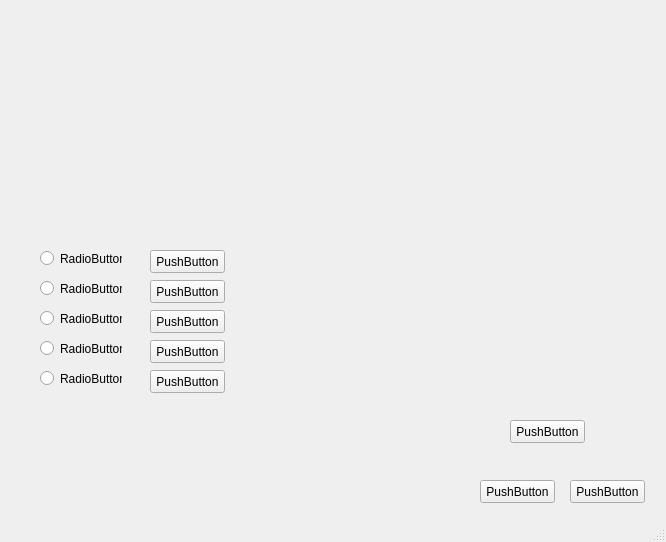
Before: the Qt Designer form src/templates/tela_avaliacao.ui in DanilloMLS/lepee, drawn with Qt 5.
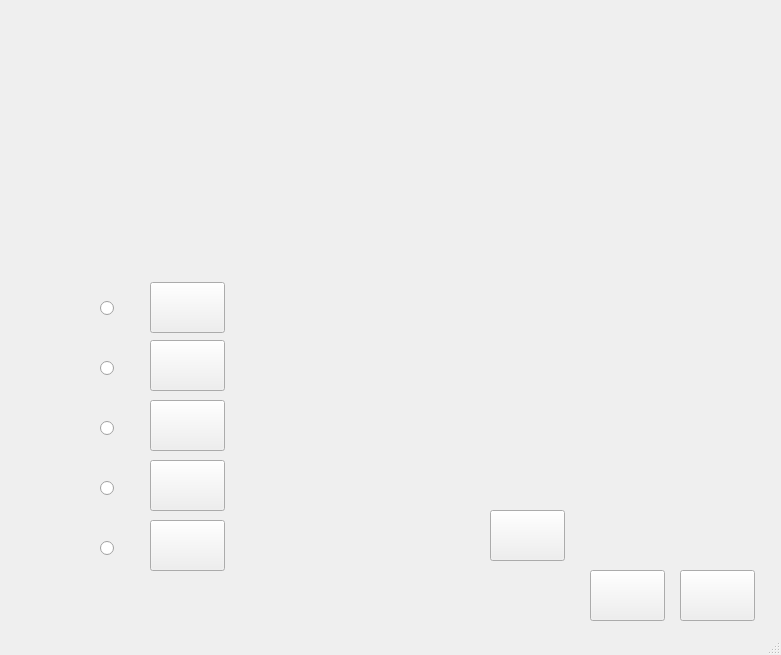
After: the same form once the commit is applied.

Commit message: Lincagem de telas de avaliação qualitativa e quantitativa.

Diff of the .ui file:
```diff
--- a/src/templates/tela_avaliacao.ui
+++ b/src/templates/tela_avaliacao.ui
@@ -6,8 +6,8 @@
    <rect>
     <x>0</x>
     <y>0</y>
-    <width>666</width>
-    <height>542</height>
+    <width>781</width>
+    <height>655</height>
    </rect>
   </property>
   <property name="windowTitle">
@@ -18,189 +18,189 @@
     <property name="geometry">
      <rect>
       <x>150</x>
-      <y>250</y>
+      <y>282</y>
       <width>75</width>
-      <height>23</height>
+      <height>51</height>
      </rect>
     </property>
     <property name="text">
-     <string>PushButton</string>
+     <string/>
     </property>
    </widget>
-   <widget class="QPushButton" name="pushButton_2">
-    <property name="geometry">
-     <rect>
-      <x>150</x>
-      <y>280</y>
-      <width>75</width>
-      <height>23</height>
-     </rect>
-    </property>
-    <property name="text">
-     <string>PushButton</string>
-    </property>
-   </widget>
-   <widget class="QPushButton" name="pushButton_3">
-    <property name="geometry">
-     <rect>
-      <x>150</x>
-      <y>310</y>
-      <width>75</width>
-      <height>23</height>
-     </rect>
-    </property>
-    <property name="text">
-     <string>PushButton</string>
-    </property>
-   </widget>
-   <widget class="QPushButton" name="pushButton_4">
+   <widget class="QPushButton" name="alter2">
     <property name="geometry">
      <rect>
       <x>150</x>
       <y>340</y>
       <width>75</width>
-      <height>23</height>
+      <height>51</height>
      </rect>
     </property>
     <property name="text">
-     <string>PushButton</string>
+     <string/>
     </property>
    </widget>
    <widget class="QPushButton" name="pushButton_9">
     <property name="geometry">
      <rect>
-      <x>570</x>
-      <y>480</y>
+      <x>150</x>
+      <y>400</y>
       <width>75</width>
-      <height>23</height>
+      <height>51</height>
      </rect>
     </property>
     <property name="text">
-     <string>PushButton</string>
+     <string/>
+    </property>
+   </widget>
+   <widget class="QPushButton" name="alter4">
+    <property name="geometry">
+     <rect>
+      <x>150</x>
+      <y>460</y>
+      <width>75</width>
+      <height>51</height>
+     </rect>
+    </property>
+    <property name="text">
+     <string/>
+    </property>
+   </widget>
+   <widget class="QPushButton" name="proxPerg">
+    <property name="geometry">
+     <rect>
+      <x>680</x>
+      <y>570</y>
+      <width>75</width>
+      <height>51</height>
+     </rect>
+    </property>
+    <property name="text">
+     <string/>
     </property>
    </widget>
    <widget class="QWidget" name="perguntaWidget" native="true">
     <property name="geometry">
      <rect>
-      <x>30</x>
+      <x>40</x>
       <y>30</y>
-      <width>231</width>
-      <height>121</height>
+      <width>291</width>
+      <height>191</height>
      </rect>
     </property>
    </widget>
    <widget class="QWidget" name="alternativaWidget" native="true">
     <property name="geometry">
      <rect>
-      <x>310</x>
-      <y>190</y>
-      <width>331</width>
-      <height>211</height>
+      <x>340</x>
+      <y>260</y>
+      <width>371</width>
+      <height>241</height>
      </rect>
     </property>
    </widget>
    <widget class="QRadioButton" name="radioButton">
     <property name="geometry">
      <rect>
-      <x>40</x>
-      <y>250</y>
-      <width>82</width>
+      <x>100</x>
+      <y>300</y>
+      <width>31</width>
       <height>17</height>
      </rect>
     </property>
     <property name="text">
-     <string>RadioButton</string>
+     <string/>
     </property>
    </widget>
    <widget class="QRadioButton" name="radioButton_2">
     <property name="geometry">
      <rect>
-      <x>40</x>
-      <y>280</y>
-      <width>82</width>
+      <x>100</x>
+      <y>360</y>
+      <width>31</width>
       <height>17</height>
      </rect>
     </property>
     <property name="text">
-     <string>RadioButton</string>
+     <string/>
     </property>
    </widget>
    <widget class="QRadioButton" name="radioButton_3">
     <property name="geometry">
      <rect>
-      <x>40</x>
-      <y>310</y>
-      <width>82</width>
+      <x>100</x>
+      <y>420</y>
+      <width>31</width>
       <height>17</height>
      </rect>
     </property>
     <property name="text">
-     <string>RadioButton</string>
+     <string/>
     </property>
    </widget>
    <widget class="QRadioButton" name="radioButton_4">
     <property name="geometry">
      <rect>
-      <x>40</x>
-      <y>340</y>
-      <width>82</width>
+      <x>100</x>
+      <y>480</y>
+      <width>31</width>
       <height>17</height>
      </rect>
     </property>
     <property name="text">
-     <string>RadioButton</string>
+     <string/>
     </property>
    </widget>
    <widget class="QRadioButton" name="radioButton_5">
     <property name="geometry">
      <rect>
-      <x>40</x>
-      <y>370</y>
-      <width>82</width>
+      <x>100</x>
+      <y>540</y>
+      <width>31</width>
       <height>17</height>
      </rect>
     </property>
     <property name="text">
-     <string>RadioButton</string>
+     <string/>
     </property>
    </widget>
    <widget class="QPushButton" name="pushButton_5">
     <property name="geometry">
      <rect>
       <x>150</x>
-      <y>370</y>
+      <y>520</y>
       <width>75</width>
-      <height>23</height>
+      <height>51</height>
      </rect>
     </property>
     <property name="text">
-     <string>PushButton</string>
+     <string/>
     </property>
    </widget>
    <widget class="QPushButton" name="pushButton_6">
     <property name="geometry">
      <rect>
-      <x>480</x>
-      <y>480</y>
+      <x>590</x>
+      <y>570</y>
       <width>75</width>
-      <height>23</height>
+      <height>51</height>
      </rect>
     </property>
     <property name="text">
-     <string>PushButton</string>
+     <string/>
     </property>
    </widget>
    <widget class="QPushButton" name="pushButton_7">
     <property name="geometry">
      <rect>
-      <x>510</x>
-      <y>420</y>
+      <x>490</x>
+      <y>510</y>
       <width>75</width>
-      <height>23</height>
+      <height>51</height>
      </rect>
     </property>
     <property name="text">
-     <string>PushButton</string>
+     <string/>
     </property>
    </widget>
    <zorder>pushButton</zorder>
```
Left out of the diff: 26 changed lines with no effect on the pictures. The commit also changes 7 other files.
